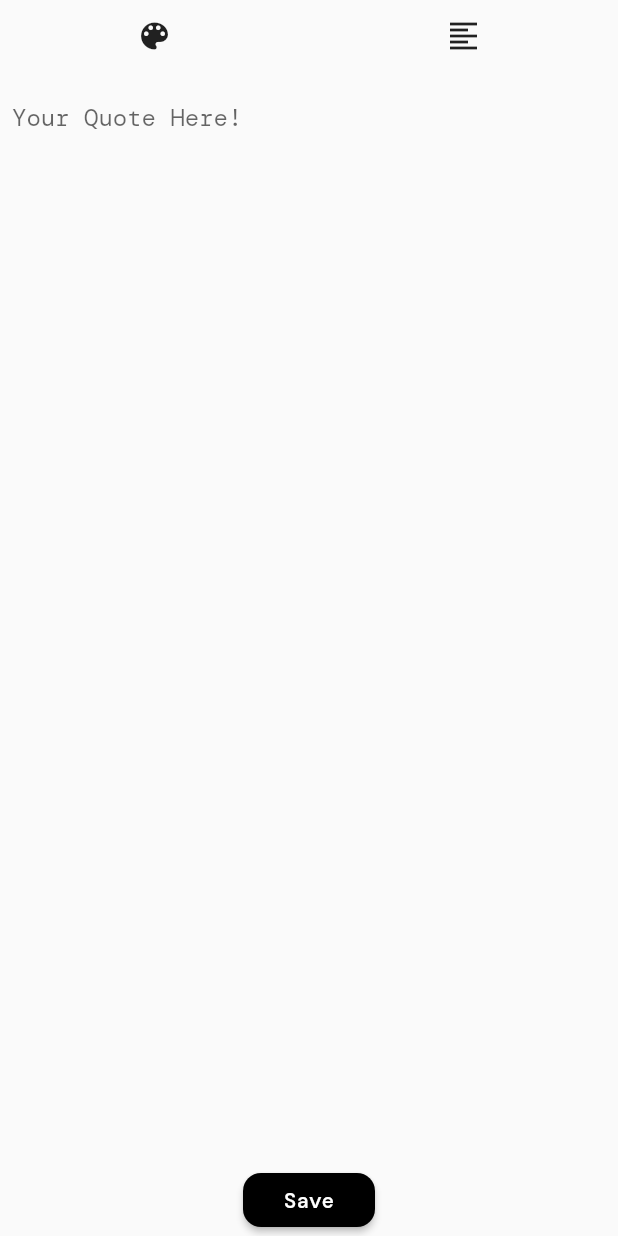
After one commit to Saurabh-Singh-00/quotes-creator, a Flutter app: the ModalTextInput screen opened directly, on a phone screen of 412 x 824 dp. The commit adds this screen. Run offline on Flutter 3.47's test engine with Material 2 defaults, Android fonts, the phone set to English and light mode, and no system bars; our stand-ins replace flutter_bloc, rxdart; generated files the repository leaves out were written again.

Commit message:
Added Photo Editing

```diff
--- /dev/null
+++ b/lib/blocs/photo/edit_bloc.dart
@@ -0,0 +1,27 @@
+import 'package:flutter_bloc/flutter_bloc.dart';
+import 'package:insta_creator/blocs/photo/edit_event.dart';
+import 'package:insta_creator/blocs/photo/edit_state.dart';
+import 'package:insta_creator/models/photo.dart';
+
+class EditBloc extends Bloc<EditEvent, EditState> {
+  final Photo background;
+
+  EditBloc({this.background});
+
+  @override
+  EditState get initialState => EditUninitialized(photo: this.background);
+
+  @override
+  Stream<EditState> mapEventToState(EditEvent event) async* {
+    dynamic currentState = state;
+    if (event is AddQuote) {
+      if (currentState is EditUninitialized) {
+        yield Editing(quotes: [event.toJson()]);
+        return;
+      }
+      if (currentState is Editing) {
+        yield Editing.copyWith(quotes: currentState.quotes + [event.toJson()]);
+      }
+    }
+  }
+}
--- /dev/null
+++ b/lib/blocs/photo/edit_event.dart
@@ -0,0 +1,21 @@
+import 'package:flutter/material.dart';
+
+abstract class EditEvent {}
+
+class AddQuote extends EditEvent {
+  final String quote;
+  Color color = Colors.white;
+  double fontSize = 16.0;
+
+  AddQuote({this.color, this.fontSize, this.quote});
+
+  AddQuote.copyWith({this.quote, this.color, this.fontSize});
+
+  Map toJson() {
+    return {
+      "quote": this.quote,
+      "color": this.color,
+      "fontSize": this.fontSize,
+    };
+  }
+}
--- /dev/null
+++ b/lib/blocs/photo/edit_state.dart
@@ -0,0 +1,19 @@
+import 'package:insta_creator/models/photo.dart';
+
+abstract class EditState {}
+
+class EditUninitialized extends EditState {
+  final Photo photo;
+
+  EditUninitialized({this.photo});
+}
+
+class Saved extends EditState {}
+
+class Editing extends EditState {
+  final List<Map> quotes;
+
+  Editing({this.quotes});
+
+  Editing.copyWith({List<Map> quotes}) : this.quotes = quotes;
+}
--- /dev/null
+++ b/lib/widgets/model_text_input.dart
@@ -0,0 +1,92 @@
+import 'package:flutter/material.dart';
+import 'package:insta_creator/blocs/photo/edit_bloc.dart';
+import 'package:insta_creator/blocs/photo/edit_event.dart';
+
+class ModalTextInput extends StatefulWidget {
+  final EditBloc bloc;
+  final Map quote;
+
+  const ModalTextInput({Key key, this.bloc, this.quote}) : super(key: key);
+
+  @override
+  _ModalTextInputState createState() => _ModalTextInputState();
+}
+
+class _ModalTextInputState extends State<ModalTextInput> {
+  Color textColor = Colors.black;
+  double fontSize = 16.0;
+  TextEditingController tec;
+
+  @override
+  void initState() {
+    tec = TextEditingController();
+    if (widget.quote != null) {
+      tec.text = widget.quote['quote'];
+      textColor = widget.quote['color'];
+      fontSize = widget.quote['fontSize'];
+    }
+    super.initState();
+  }
+
+  @override
+  Widget build(BuildContext context) {
+    return SafeArea(
+      child: Scaffold(
+        body: Column(
+          mainAxisAlignment: MainAxisAlignment.center,
+          mainAxisSize: MainAxisSize.max,
+          children: <Widget>[
+            // Formating Options
+            Row(
+              mainAxisAlignment: MainAxisAlignment.spaceAround,
+              children: <Widget>[
+                IconButton(icon: Icon(Icons.color_lens), onPressed: () {}),
+                IconButton(
+                    icon: Icon(Icons.format_align_left), onPressed: () {}),
+              ],
+            ),
+            // TextField
+            Expanded(
+              flex: 1,
+              child: Padding(
+                padding: const EdgeInsets.all(8.0),
+                child: TextFormField(
+                  controller: tec,
+                  expands: true,
+                  minLines: null,
+                  maxLines: null,
+                  style: TextStyle(
+                    color: textColor,
+                    fontSize: fontSize,
+                  ),
+                  decoration: InputDecoration(
+                    border: InputBorder.none,
+                    hintText: "Your Quote Here!",
+                  ),
+                ),
+              ),
+            ),
+            // Save/Discard
+            RaisedButton(
+              onPressed: () {
+                widget.bloc.add(AddQuote(
+                  quote: tec.value.text,
+                  color: Colors.white,
+                ));
+                Navigator.of(context).pop();
+              },
+              color: Colors.black,
+              textColor: Colors.white,
+              shape: RoundedRectangleBorder(
+                borderRadius: BorderRadius.circular(
+                  12.0,
+                ),
+              ),
+              child: Text("Save"),
+            ),
+          ],
+        ),
+      ),
+    );
+  }
+}
--- a/pubspec.yaml
+++ b/pubspec.yaml
@@ -40,12 +40,13 @@ dev_dependencies:
     sdk: flutter
   build_runner: any
   json_serializable: any
-  flutter_native_splash: ^0.1.9
+  flutter_native_splash: any
   flutter_launcher_icons: ^0.7.5
 
 flutter_native_splash:
   image: assets/launcher_icon.png
   color: "ffffff"
+  android_disable_fullscreen: true
 
 flutter_icons:
   android: "launcher_icon"
```
Also changed, not shown: lib/pages/editing.dart (deleted, +0 -18 lines), lib/pages/photo_detail.dart (+20 -53 lines), lib/pages/photo_edit.dart (added, +167 -0 lines), lib/services/storage.dart (+47 -0 lines), lib/widgets/draggable_text.dart (added, +54 -0 lines), lib/widgets/image_loader.dart (added, +49 -0 lines), 2 other files.
